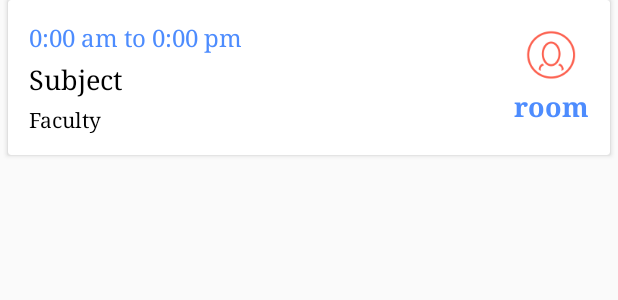
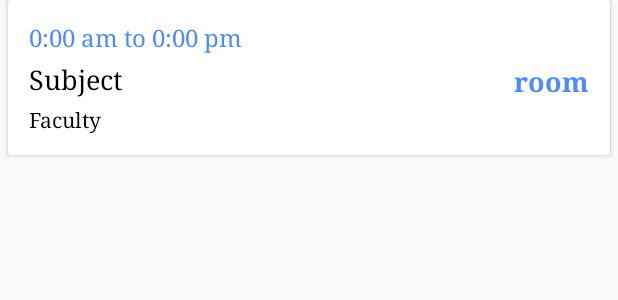
Before and after one commit to shyam1234/NewBlankFramework, an Android app: the layout fragment_timetable_row.xml on its own in the app's theme, with its tools: preview values and no code run, on a phone screen of 412 x 824 dp. Shown: the top 300 px of the screen. Run offline under Robolectric (Android 15) with nearby library versions, the light colour scheme and no system bars; network calls fail.

Commit message:
IT_office

```diff
--- a/app/src/main/java/com/stpl/edurp/activities/LoginActivity.java
+++ b/app/src/main/java/com/stpl/edurp/activities/LoginActivity.java
@@ -90,8 +90,8 @@ public class LoginActivity extends AppCompatActivity implements View.OnClickList
         //mEditTextUserName.setText("divyaparent1@gmail.com");
         //mEditTextPassword.setText("login@123");
         /*For employee*/
-//        mEditTextUserName.setText("divyaemp1@gmail.com");
-//        mEditTextPassword.setText("89156");
+       // mEditTextUserName.setText("divyaemp1@gmail.com");
+       // mEditTextPassword.setText("89156");
 
         mEditTextUserName.setText("divyaparent1@gmail.com");
         mEditTextPassword.setText("login@123");
--- a/app/src/main/java/com/stpl/edurp/constant/WSContant.java
+++ b/app/src/main/java/com/stpl/edurp/constant/WSContant.java
@@ -127,6 +127,8 @@ public interface WSContant {
     String TAG_TIMETABLEDATE = "TimeTableDate";
     String TAG_WS_TIMETABLE = "ws_timetable";
     String TAG_NR = "NR";
+    String TAG_PRESENT = "Present";
+    String TAG_ABSENT = "Absent";
     String TAG_MOBILEATTENDANCEDETAIL = "ws_GetMobileAttendanceDetail";
     String TAG_MOBILEATTENDANCE_ABSENT = "ws_GetMobileAttendanceAbsent";
     String TAG_COURSE = "Course";
--- a/app/src/main/res/layout/fragment_timetable_row.xml
+++ b/app/src/main/res/layout/fragment_timetable_row.xml
@@ -17,6 +17,9 @@
         <LinearLayout
             android:layout_width="wrap_content"
             android:layout_height="wrap_content"
+            android:layout_toLeftOf="@+id/lin_timetable"
+            android:layout_marginRight="5dp"
+            android:layout_alignParentLeft="true"
             android:orientation="vertical">
 
             <TextView
@@ -54,18 +57,28 @@
         </LinearLayout>
 
         <LinearLayout
+            android:id="@+id/lin_timetable"
             android:layout_width="wrap_content"
             android:layout_height="wrap_content"
             android:layout_alignParentRight="true"
             android:layout_centerVertical="true"
             android:orientation="vertical">
 
+            <TextView
+                android:id="@+id/textview_timetable_NR"
+                android:layout_width="match_parent"
+                android:layout_height="wrap_content"
+                android:gravity="center"
+                android:text=""
+                android:textAppearance="@style/Base.TextAppearance.AppCompat.Small"
+                android:textColor="@color/colorTextHint"
+                android:visibility="gone" />
+
             <ImageView
                 android:id="@+id/imageview_timetable"
                 android:layout_width="wrap_content"
                 android:layout_height="wrap_content"
-                android:layout_gravity="center"
-                android:src="@drawable/avater" />
+                android:layout_gravity="center" />
 
             <TextView
                 android:id="@+id/textview_timetable_room_value"
```
Also changed, not shown: app/src/main/java/com/stpl/edurp/adapters/TimeTableAdapter.java (+16 -3 lines), app/src/main/res/layout/attendance_row.xml (+8 -3 lines).
